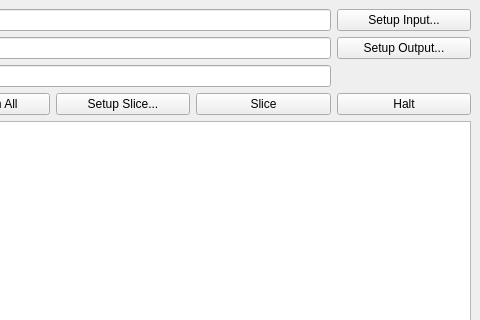
guyjennings/cctw, file cctwqt/cctwqtmainwindow.ui: the form before one commit; both pictures show x 375 to 855 and y 0 to 320 of the 855 by 706 pixel window.
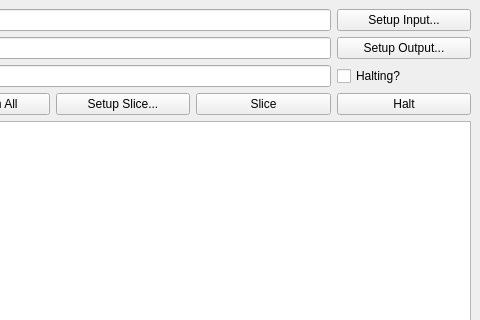
The form after the commit.

Commit message: Added halting property to CctwqtApplication

Diff of the .ui file:
```diff
--- a/cctwqt/cctwqtmainwindow.ui
+++ b/cctwqt/cctwqtmainwindow.ui
@@ -129,6 +129,13 @@
     <item row="2" column="1" colspan="4">
      <widget class="QLineEdit" name="m_OutputSliceData"/>
     </item>
+    <item row="2" column="5">
+     <widget class="QCheckBox" name="m_Halting">
+      <property name="text">
+       <string>Halting?</string>
+      </property>
+     </widget>
+    </item>
    </layout>
   </widget>
   <widget class="QMenuBar" name="menubar">
```
Left out of the diff: 2 changed lines with no effect on the pictures. The commit also changes 3 other files.
